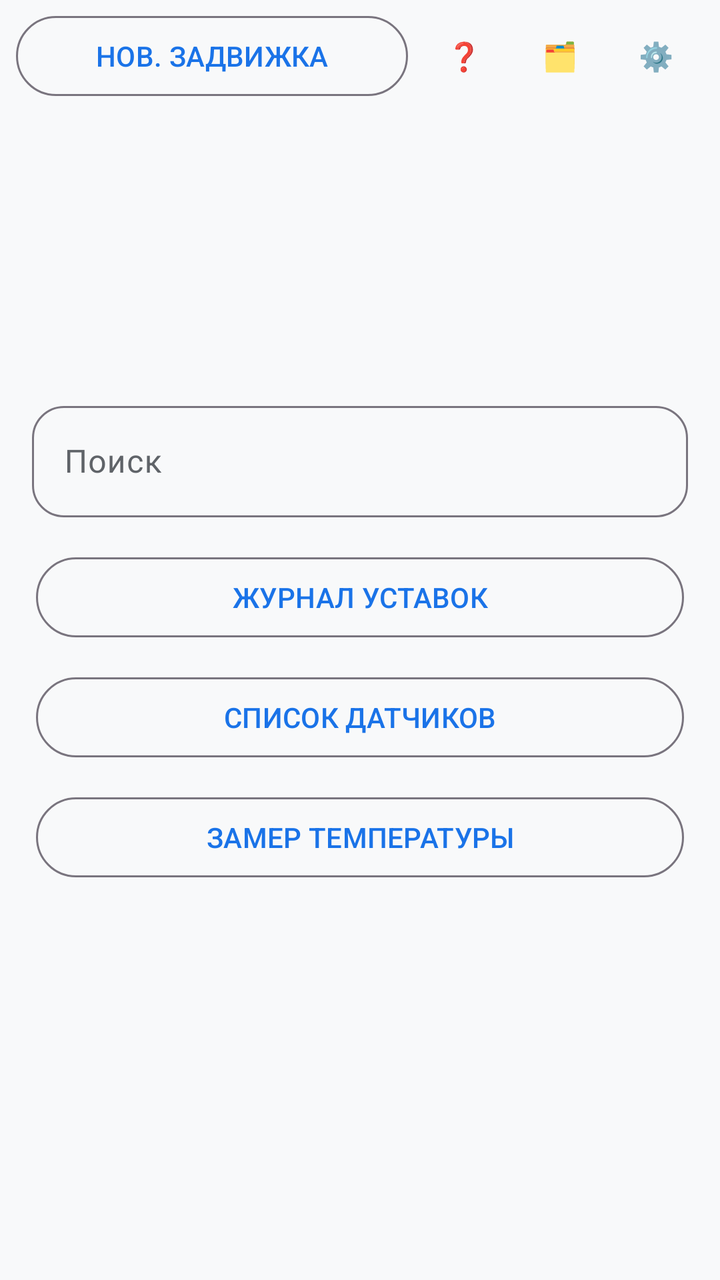
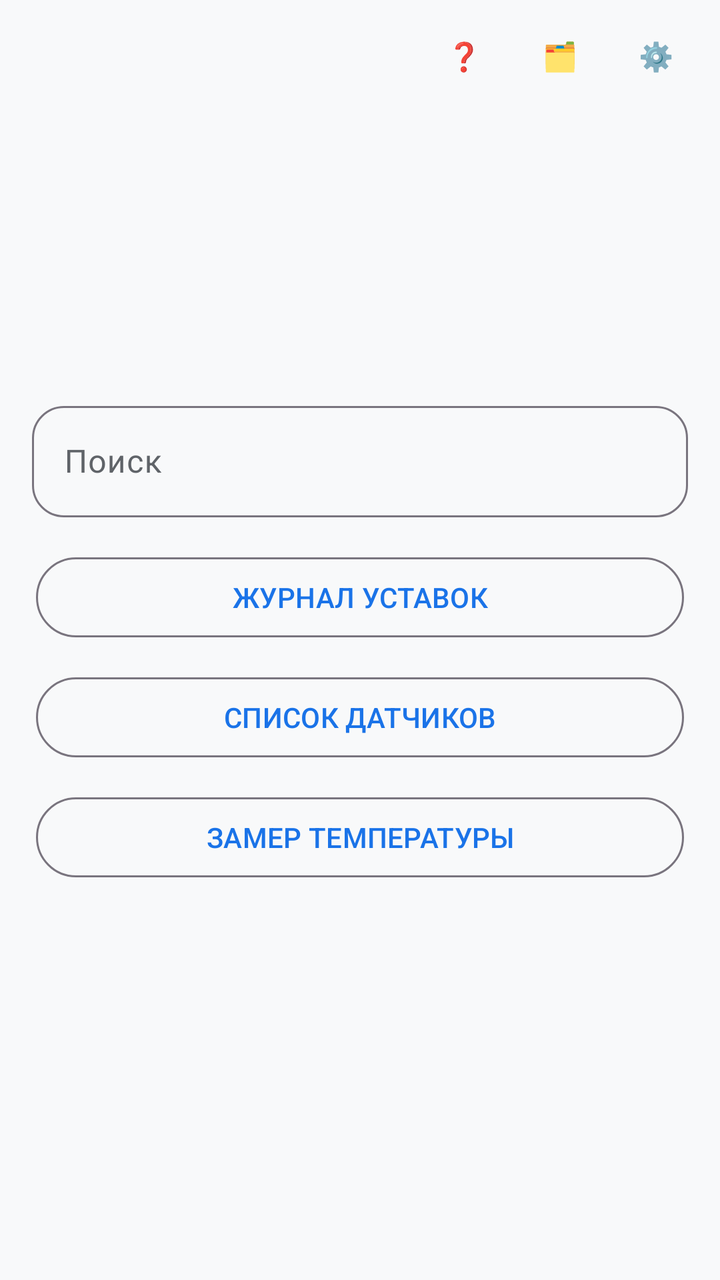

Before-and-after screenshots of an Android layout around one commit, followed by the original layout XML and the change that was made.
<!-- AndroidManifest.xml: application theme Theme.FocusApp -->
<!-- res/layout/activity_main.xml -->
<?xml version="1.0" encoding="utf-8"?>
<androidx.constraintlayout.widget.ConstraintLayout
    xmlns:android="http://schemas.android.com/apk/res/android"
    xmlns:app="http://schemas.android.com/apk/res-auto"
    android:id="@+id/rootLayout"
    android:layout_width="match_parent"
    android:layout_height="match_parent"
    android:background="?android:attr/windowBackground">

    
    
    
    <androidx.constraintlayout.widget.ConstraintLayout
        android:id="@+id/topPanel"
        android:layout_width="match_parent"
        android:layout_height="wrap_content"
        android:paddingStart="8dp"
        android:paddingEnd="8dp"
        android:paddingTop="4dp"
        android:paddingBottom="4dp"
        app:layout_constraintTop_toTopOf="parent"
        app:layout_constraintStart_toStartOf="parent"
        app:layout_constraintEnd_toEndOf="parent">

        
        <com.google.android.material.button.MaterialButton
            android:id="@+id/btnNewValve"
            style="@style/Widget.Material3.Button.OutlinedButton"
            android:layout_width="0dp"
            android:layout_height="wrap_content"
            android:layout_marginEnd="4dp"
            android:text="@string/new_valve"
            android:maxLines="1"
            android:ellipsize="end"
            app:layout_constraintStart_toStartOf="parent"
            app:layout_constraintEnd_toStartOf="@id/btnHelp"
            app:layout_constraintTop_toTopOf="parent"
            app:layout_constraintBottom_toBottomOf="parent" />

        
        <com.google.android.material.button.MaterialButton
            android:id="@+id/btnHelp"
            style="@style/Widget.Material3.Button.TextButton"
            android:layout_width="48dp"
            android:layout_height="wrap_content"
            android:text="❓"
            app:layout_constraintStart_toEndOf="@id/btnNewValve"
            app:layout_constraintEnd_toStartOf="@id/btnLists"
            app:layout_constraintTop_toTopOf="parent"
            app:layout_constraintBottom_toBottomOf="parent" />

        
        <com.google.android.material.button.MaterialButton
            android:id="@+id/btnLists"
            style="@style/Widget.Material3.Button.TextButton"
            android:layout_width="48dp"
            android:layout_height="wrap_content"
            android:text="🗂️"
            app:layout_constraintStart_toEndOf="@id/btnHelp"
            app:layout_constraintEnd_toStartOf="@id/btnSettings"
            app:layout_constraintTop_toTopOf="parent"
            app:layout_constraintBottom_toBottomOf="parent" />

        
        <com.google.android.material.button.MaterialButton
            android:id="@+id/btnSettings"
            style="@style/Widget.Material3.Button.TextButton"
            android:layout_width="48dp"
            android:layout_height="wrap_content"
            android:text="⚙️"
            app:layout_constraintEnd_toEndOf="parent"
            app:layout_constraintTop_toTopOf="parent"
            app:layout_constraintBottom_toBottomOf="parent" />

    </androidx.constraintlayout.widget.ConstraintLayout>

    
    
    
    <androidx.constraintlayout.widget.ConstraintLayout
        android:id="@+id/searchContainer"
        android:layout_width="match_parent"
        android:layout_height="wrap_content"
        app:layout_constraintBottom_toBottomOf="parent"
        app:layout_constraintTop_toTopOf="parent"
        app:layout_constraintStart_toStartOf="parent"
        app:layout_constraintEnd_toEndOf="parent"
        app:layout_constraintVertical_bias="0.5">

        
        <com.google.android.material.textfield.TextInputLayout
            android:id="@+id/searchLayout"
            style="@style/Widget.Material3.TextInputLayout.OutlinedBox"
            android:layout_width="0dp"
            android:layout_height="wrap_content"
            android:layout_marginStart="16dp"
            android:layout_marginEnd="16dp"
            android:hint="Поиск"
            app:boxCornerRadiusBottomEnd="16dp"
            app:boxCornerRadiusBottomStart="16dp"
            app:boxCornerRadiusTopEnd="16dp"
            app:boxCornerRadiusTopStart="16dp"
            app:layout_constraintStart_toStartOf="parent"
            app:layout_constraintEnd_toEndOf="parent"
            app:layout_constraintTop_toTopOf="parent">

            <com.google.android.material.textfield.TextInputEditText
                android:id="@+id/etSearch"
                android:layout_width="match_parent"
                android:layout_height="wrap_content"
                android:imeOptions="actionDone"
                android:inputType="text"
                android:maxLines="1" />
        </com.google.android.material.textfield.TextInputLayout>

        
        <LinearLayout
            android:id="@+id/bottomButtons"
            android:layout_width="0dp"
            android:layout_height="wrap_content"
            android:layout_marginTop="16dp"
            android:layout_marginStart="16dp"
            android:layout_marginEnd="16dp"
            android:gravity="center"
            android:orientation="vertical"
            app:layout_constraintStart_toStartOf="parent"
            app:layout_constraintEnd_toEndOf="parent"
            app:layout_constraintTop_toBottomOf="@id/searchLayout"
            app:layout_constraintBottom_toBottomOf="parent"
            app:layout_constraintWidth_percent="0.9">

            <com.google.android.material.button.MaterialButton
                android:id="@+id/btnSetpoints"
                style="@style/Widget.Material3.Button.OutlinedButton"
                android:layout_width="match_parent"
                android:layout_height="wrap_content"
                android:layout_marginBottom="12dp"
                android:text="@string/setpoints" />

            <com.google.android.material.button.MaterialButton
                android:id="@+id/btnSensors"
                style="@style/Widget.Material3.Button.OutlinedButton"
                android:layout_width="match_parent"
                android:layout_height="wrap_content"
                android:layout_marginBottom="12dp"
                android:text="@string/sensors" />

            <com.google.android.material.button.MaterialButton
                android:id="@+id/btnConverter"
                style="@style/Widget.Material3.Button.OutlinedButton"
                android:layout_width="match_parent"
                android:layout_height="wrap_content"
                android:text="@string/converter" />
        </LinearLayout>
    </androidx.constraintlayout.widget.ConstraintLayout>

    
    
    
    <androidx.recyclerview.widget.RecyclerView
        android:id="@+id/rvGateValves"
        android:layout_width="match_parent"
        android:layout_height="0dp"
        android:layout_marginTop="8dp"
        android:clipToPadding="false"
        android:paddingBottom="4dp"
        android:visibility="gone"
        app:layout_constraintBottom_toBottomOf="parent"
        app:layout_constraintTop_toBottomOf="@id/searchContainer"
        app:layout_constraintStart_toStartOf="parent"
        app:layout_constraintEnd_toEndOf="parent" />

    
    <TextView
        android:id="@+id/tvEmptySearch"
        android:layout_width="match_parent"
        android:layout_height="0dp"
        android:gravity="center"
        android:text="@string/empty_search"
        android:textColor="@color/on_surface_secondary"
        android:textSize="18sp"
        android:visibility="gone"
        app:layout_constraintBottom_toBottomOf="parent"
        app:layout_constraintTop_toBottomOf="@id/searchContainer"
        app:layout_constraintStart_toStartOf="parent"
        app:layout_constraintEnd_toEndOf="parent" />

    
    
    
    <androidx.constraintlayout.widget.ConstraintLayout
        android:id="@+id/overlayDetail"
        android:layout_width="match_parent"
        android:layout_height="match_parent"
        android:background="?android:attr/windowBackground"
        android:visibility="gone"
        app:layout_constraintBottom_toBottomOf="parent"
        app:layout_constraintEnd_toEndOf="parent"
        app:layout_constraintStart_toStartOf="parent"
        app:layout_constraintTop_toTopOf="parent">

        
        <ImageButton
            android:id="@+id/btnOverlayBack"
            android:layout_width="48dp"
            android:layout_height="48dp"
            android:layout_margin="16dp"
            android:src="@drawable/ic_close"
            android:background="?attr/selectableItemBackgroundBorderless"
            android:contentDescription="Закрыть оверлей"
            app:layout_constraintStart_toStartOf="parent"
            app:layout_constraintTop_toTopOf="parent" />

        
        <TextView
            android:id="@+id/tvOverlayTitle"
            android:layout_width="0dp"
            android:layout_height="wrap_content"
            android:layout_marginStart="16dp"
            android:layout_marginEnd="72dp"
            android:text="Блокировка"
            android:textSize="20sp"
            android:textStyle="bold"
            android:gravity="center"
            android:maxLines="2"
            android:ellipsize="end"
            app:layout_constraintEnd_toEndOf="parent"
            app:layout_constraintStart_toEndOf="@id/btnOverlayBack"
            app:layout_constraintTop_toTopOf="@id/btnOverlayBack"
            app:layout_constraintBottom_toBottomOf="@id/btnOverlayBack" />

        
        <ImageView
            android:id="@+id/ivOverlayImage"
            android:layout_width="0dp"
            android:layout_height="0dp"
            android:layout_marginStart="16dp"
            android:layout_marginEnd="16dp"
            android:layout_marginTop="8dp"
            android:layout_marginBottom="8dp"
            android:scaleType="fitCenter"
            android:adjustViewBounds="true"
            android:background="@android:color/white"
            android:contentDescription="Фрагмент схемы"
            app:layout_constraintTop_toBottomOf="@id/btnOverlayBack"
            app:layout_constraintBottom_toTopOf="@id/cardOverlayDescription"
            app:layout_constraintEnd_toEndOf="parent"
            app:layout_constraintStart_toStartOf="parent" />

        
        <ProgressBar
            android:id="@+id/progressOverlay"
            android:layout_width="48dp"
            android:layout_height="48dp"
            android:indeterminate="true"
            android:visibility="gone"
            app:layout_constraintBottom_toBottomOf="@id/ivOverlayImage"
            app:layout_constraintEnd_toEndOf="@id/ivOverlayImage"
            app:layout_constraintStart_toStartOf="@id/ivOverlayImage"
            app:layout_constraintTop_toTopOf="@id/ivOverlayImage" />

        
        <com.google.android.material.card.MaterialCardView
            android:id="@+id/cardOverlayDescription"
            android:layout_width="0dp"
            android:layout_height="wrap_content"
            android:layout_marginStart="16dp"
            android:layout_marginEnd="16dp"
            android:layout_marginBottom="16dp"
            app:cardElevation="8dp"
            app:cardCornerRadius="12dp"
            app:layout_constraintBottom_toBottomOf="parent"
            app:layout_constraintEnd_toEndOf="parent"
            app:layout_constraintStart_toStartOf="parent">

            <TextView
                android:id="@+id/tvOverlayDescription"
                android:layout_width="match_parent"
                android:layout_height="wrap_content"
                android:padding="16dp"
                android:text="Описание блокировки"
                android:textSize="14sp"
                android:textColor="?android:attr/textColorPrimary" />
        </com.google.android.material.card.MaterialCardView>

    </androidx.constraintlayout.widget.ConstraintLayout>

</androidx.constraintlayout.widget.ConstraintLayout>
<!-- resources referenced by this layout -->
<resources>
  <color name="on_surface_secondary">#5F6368</color>
  <!-- drawable ic_close (drawable) -->
  <vector xmlns:android="http://schemas.android.com/apk/res/android"
      android:width="24dp"
      android:height="24dp"
      android:viewportWidth="24"
      android:viewportHeight="24">
      <path
          android:fillColor="?android:attr/textColorPrimary"
          android:pathData="M19,6.41L17.59,5 12,10.59 6.41,5 5,6.41 10.59,12 5,17.59 6.41,19 12,13.41 17.59,19 19,17.59 13.41,12z" />
  </vector>
  <string name="converter">ЗАМЕР ТЕМПЕРАТУРЫ</string>
  <string name="empty_search">🔍 Ничего не найдено\nПопробуйте изменить запрос</string>
  <string name="new_valve">НОВ. ЗАДВИЖКА</string>
  <string name="sensors">СПИСОК ДАТЧИКОВ</string>
  <string name="setpoints">ЖУРНАЛ УСТАВОК</string>
  <style name="Theme.FocusApp" parent="Theme.Material3.DayNight.NoActionBar">
          
          <item name="colorPrimary">@color/primary</item>
          <item name="colorPrimaryContainer">@color/primary_container</item>
          <item name="colorSecondary">@color/secondary</item>
          <item name="colorTertiary">@color/tertiary</item>
  
          
          <item name="colorOnPrimary">@color/on_primary</item>
          <item name="colorOnSurface">@color/on_surface</item>
          <item name="colorOnSurfaceVariant">@color/on_surface_secondary</item>
  
          
          <item name="colorSurface">@color/surface</item>
          <item name="colorSurfaceVariant">@color/surface_variant</item>
          <item name="android:colorBackground">@color/background</item>
  
          
          <item name="android:statusBarColor">@color/status_bar</item>
  
          
          <item name="android:navigationBarColor">@color/surface</item>
      </style>
  <color name="primary">#1A73E8</color>
  <color name="primary_container">#D2E3FC</color>
  <color name="secondary">#03DAC6</color>
  <color name="tertiary">#FF6B6B</color>
  <color name="on_primary">#FFFFFF</color>
  <color name="on_surface">#202124</color>
  <color name="surface">#FFFFFF</color>
  <color name="surface_variant">#F5F5F5</color>
  <color name="background">#F8F9FA</color>
  <color name="status_bar">#FFFFFF</color>
</resources>

<!-- the commit's change to res/layout/activity_main.xml (unified diff, before → after) -->
@@ -10,6 +10,9 @@
     
     
     
+    
+    
+    
     <androidx.constraintlayout.widget.ConstraintLayout
         android:id="@+id/topPanel"
         android:layout_width="match_parent"
@@ -32,6 +35,7 @@
             android:text="@string/new_valve"
             android:maxLines="1"
             android:ellipsize="end"
+            android:visibility="invisible"
             app:layout_constraintStart_toStartOf="parent"
             app:layout_constraintEnd_toStartOf="@id/btnHelp"
             app:layout_constraintTop_toTopOf="parent"
@@ -44,7 +48,6 @@
             android:layout_width="48dp"
             android:layout_height="wrap_content"
             android:text="❓"
-            app:layout_constraintStart_toEndOf="@id/btnNewValve"
             app:layout_constraintEnd_toStartOf="@id/btnLists"
             app:layout_constraintTop_toTopOf="parent"
             app:layout_constraintBottom_toBottomOf="parent" />
@@ -56,7 +59,6 @@
             android:layout_width="48dp"
             android:layout_height="wrap_content"
             android:text="🗂️"
-            app:layout_constraintStart_toEndOf="@id/btnHelp"
             app:layout_constraintEnd_toStartOf="@id/btnSettings"
             app:layout_constraintTop_toTopOf="parent"
             app:layout_constraintBottom_toBottomOf="parent" />
